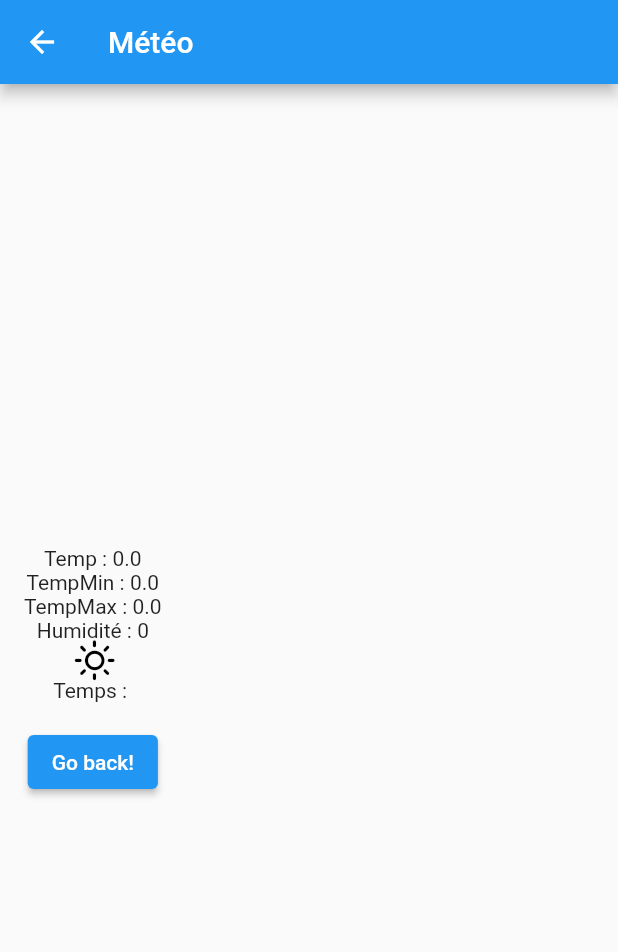
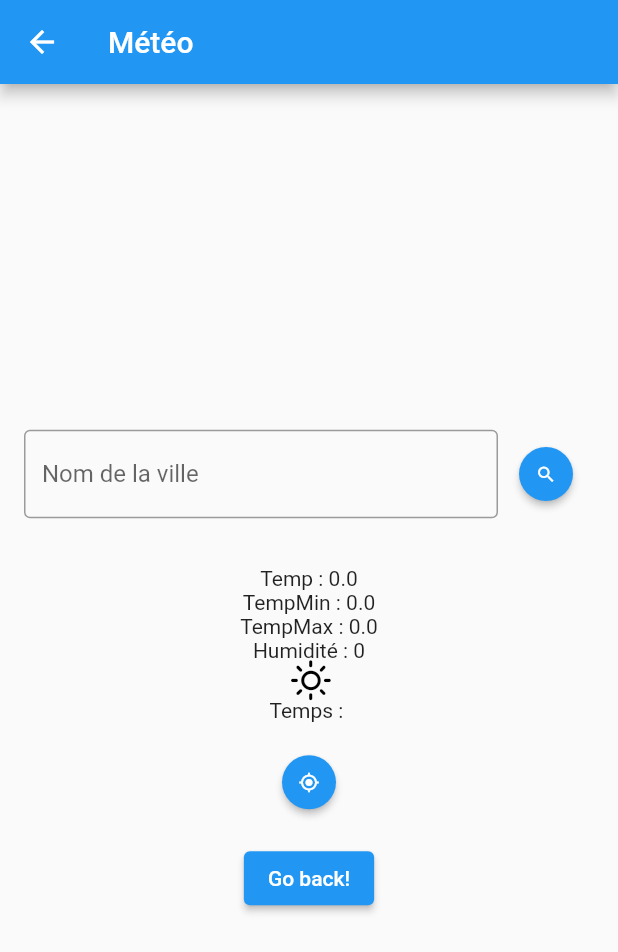
Before and after one commit to MaxBoocha/Mighty-Meteo-App, a Flutter app: the screen it shows after launch, after a tap on "Meteo Page", on a phone screen of 412 x 824 dp. Shown: the top 952 px of the screen. Run offline on Flutter 3.47's test engine with Material 2 defaults, Android fonts, the phone set to English and light mode, and no system bars; our stand-ins replace geolocator, get; network calls fail; statements that could not run were skipped.

Commit message:
météo card fini
Possibilité de faire une recherche météo avec le nom de la ville ou d'appuyer sur le bouton gps pour avoir la météo de sa ville

```diff
--- a/lib/controller/testmet.dart
+++ b/lib/controller/location_controller.dart
@@ -3,22 +3,21 @@ import 'package:get/get.dart';
 import 'package:http/http.dart' as http;
 import 'dart:convert';
 import 'package:mightymeteomap/utils/weather_icon_mapper.dart';
+import 'package:geolocator/geolocator.dart';
 
-class TestController extends GetxController {
+class LocationController extends GetxController {
   final RxDouble _temp = 0.0.obs;
   final RxDouble _tempMin = 0.0.obs;
   final RxDouble _tempMax = 0.0.obs;
   final RxInt _humi = 0.obs;
   final RxString _icon = "".obs;
   final RxString _weather = "".obs;
+  final RxDouble _latitude = 0.0.obs;
+  final RxDouble _longitude = 0.0.obs;
+  final RxString _name = "".obs;
+  final RxString _searchTown = "".obs;
   final String _apiUrl = "http://api.openweathermap.org";
   final String _apiKey = "04861993e066f5b8aaffe6988957c264";
-
-  @override
-  void onInit() {
-    getWeatherDataFromCity("Marseille");
-    super.onInit();
-  }
 
   changeTemp(value) => _temp.value = value - 273.15;
   changeTempMin(value) => _tempMin.value = value - 273.15;
@@ -26,44 +25,64 @@ class TestController extends GetxController {
   changeHumi(value) => _humi.value = value;
   changeIcon(value) => _icon.value = value;
   changeWeather(value) => _weather.value = value;
-  getTemp() => _temp.value;
-  getTempMin() => _tempMin.value;
-  getTempMax() => _tempMax.value;
+  changeLatitude(value) => _latitude.value = value;
+  changeLongitude(value) => _longitude.value = value;
+  changeName(value) => _name.value = value;
+  changeSearchTown(value) => _searchTown.value = value;
+  getTemp() => double.parse(_temp.value.toString()).toStringAsFixed(1);
+  getTempMin() => double.parse(_tempMin.value.toString()).toStringAsFixed(1);
+  getTempMax() => double.parse(_tempMax.value.toString()).toStringAsFixed(1);
   getHumi() => _humi.value;
   getIcon() => _icon.value;
   getWeather() => _weather.value;
+  getLatitude() => _latitude.value;
+  getLongitude() => _longitude.value;
+  getName() => _name.value;
+  getSearchTown() => _searchTown.value;
 
-  void getWeatherDataFromCity(String cityName) async {
+  @override
+  void onInit() async {
+    await _determinePosition();
+    await getWeatherDataFromLocation();
+    //getWeatherDataFromCity("Marseille");
+    super.onInit();
+  }
+
+  Future<void> getWeatherDataFromCity(String cityName) async {
     final url = '$_apiUrl/data/2.5/weather?q=$cityName&appid=$_apiKey';
+    print(url);
     final http.Response response = await http.get(Uri.parse(url));
     if (response.statusCode == 200) {
       Map<String, dynamic> res = jsonDecode(response.body);
+      print(res);
       changeTemp(res['main']['temp']);
       changeTempMin(res['main']['temp_min']);
       changeTempMax(res['main']['temp_max']);
       changeHumi(res['main']['humidity']);
       changeIcon(res['weather'][0]['icon']);
       changeWeather(res['weather'][0]['main']);
+      changeName(res['name']);
     } else {
       print('An error occured ${response.statusCode}');
       // error
     }
   }
 
-  void getWeatherDataFromLocation(
-      {double latitude = 0.0, double longitude = 0.0}) async {
+  Future<void> getWeatherDataFromLocation() async {
     final url =
-        '$_apiUrl/data/2.5/weather?lat=$latitude&lon=$longitude&appid=$_apiKey';
+        '$_apiUrl/data/2.5/weather?lat=$_latitude&lon=$_longitude&appid=$_apiKey';
     print('fetching $url');
     final http.Response response = await http.get(Uri.parse(url));
     if (response.statusCode == 200) {
       Map<String, dynamic> res = jsonDecode(response.body);
+      //print(res);
       changeTemp(res['main']['temp']);
       changeTempMin(res['main']['temp_min']);
       changeTempMax(res['main']['temp_max']);
       changeHumi(res['main']['humidity']);
       changeIcon(res['weather'][0]['icon']);
       changeWeather(res['weather'][0]['main']);
+      changeName(res['name']);
     } else {
       print('An error occured ${response.statusCode}');
       // error
@@ -79,13 +98,13 @@ class TestController extends GetxController {
       case '02d':
         return WeatherIcons.fewCloudsDay;
       case '02n':
-        return WeatherIcons.fewCloudsDay;
+        return WeatherIcons.fewCloudsNight;
       case '03d':
       case '04d':
         return WeatherIcons.cloudsDay;
       case '03n':
       case '04n':
-        return WeatherIcons.clearNight;
+        return WeatherIcons.cloudsNight;
       case '09d':
         return WeatherIcons.showerRainDay;
       case '09n':
@@ -110,4 +129,30 @@ class TestController extends GetxController {
         return WeatherIcons.clearDay;
     }
   }
+
+  Future<void> _determinePosition() async {
+    bool serviceEnabled;
+    LocationPermission permission;
+
+    serviceEnabled = await Geolocator.isLocationServiceEnabled();
+    if (!serviceEnabled) {
+      return Future.error('Location services are disabled.');
+    }
+
+    permission = await Geolocator.checkPermission();
+    if (permission == LocationPermission.denied) {
+      permission = await Geolocator.requestPermission();
+      if (permission == LocationPermission.denied) {
+        return Future.error('Location permissions are denied');
+      }
+    }
+
+    if (permission == LocationPermission.deniedForever) {
+      return Future.error(
+          'Location permissions are permanently denied, we cannot request permissions.');
+    }
+    Position position = await Geolocator.getCurrentPosition();
+    changeLatitude(position.latitude.toDouble());
+    changeLongitude(position.longitude.toDouble());
+  }
 }
--- a/lib/screens/meteo/location.dart
+++ b/lib/screens/meteo/location.dart
@@ -1,16 +1,72 @@
 import 'package:get/get.dart';
 import 'package:flutter/material.dart';
-import 'package:mightymeteomap/controller/adresse.dart';
+import 'package:mightymeteomap/controller/location_controller.dart';
+import 'package:mightymeteomap/utils/card.dart';
+
+class MyCustomForm extends StatelessWidget {
+  MyCustomForm({Key? key}) : super(key: key);
+
+  final LocationController c = Get.find();
+  final String townName = "";
+
+  @override
+  Widget build(BuildContext context) {
+    return Column(
+      crossAxisAlignment: CrossAxisAlignment.start,
+      children: <Widget>[
+        Row(
+          textDirection: TextDirection.rtl,
+          children: <Widget>[
+            ElevatedButton(
+              child: const Icon(Icons.search, size: 14),
+              onPressed: () {
+                c.getWeatherDataFromCity(c.getSearchTown());
+              },
+              style: ElevatedButton.styleFrom(
+                shape: const CircleBorder(),
+              ),
+            ),
+            Expanded(
+              child: TextField(
+                onChanged: (newText) {
+                  c.changeSearchTown(newText);
+                },
+                decoration: const InputDecoration(
+                  border: OutlineInputBorder(),
+                  hintText: 'Nom de la ville',
+                ),
+              ),
+            ),
+          ],
+        ),
+      ],
+    );
+  }
+}
 
 class Location extends StatelessWidget {
   Location({Key? key}) : super(key: key);
 
-  final AdresseController c = Get.put(AdresseController());
+  final LocationController c = Get.put(LocationController());
 
   @override
   Widget build(BuildContext context) {
     return Padding(
         padding: const EdgeInsets.all(16.0),
-        child: Obx(() => Text("${c.get()}")));
+        child: Column(
+            mainAxisAlignment: MainAxisAlignment.center,
+            children: <Widget>[
+              MyCustomForm(),
+              MyCard(),
+              ElevatedButton(
+                child: const Icon(Icons.gps_fixed, size: 14),
+                onPressed: () {
+                  c.getWeatherDataFromLocation();
+                },
+                style: ElevatedButton.styleFrom(
+                  shape: const CircleBorder(),
+                ),
+              ),
+            ]));
   }
 }
--- a/lib/screens/meteo/meteo.dart
+++ b/lib/screens/meteo/meteo.dart
@@ -1,7 +1,6 @@
 import 'package:flutter/material.dart';
 import 'package:get/get.dart';
 import 'package:mightymeteomap/screens/meteo/location.dart';
-import 'package:mightymeteomap/screens/meteo/test.dart';
 
 class Meteo extends StatelessWidget {
   const Meteo({Key? key}) : super(key: key);
@@ -15,7 +14,7 @@ class Meteo extends StatelessWidget {
       body: Column(
         mainAxisAlignment: MainAxisAlignment.center,
         children: <Widget>[
-          Test(),
+          Location(),
           ElevatedButton(
             onPressed: () {
               Get.back();
--- a/lib/screens/meteo/test.dart
+++ b/lib/utils/card.dart
@@ -1,11 +1,10 @@
 import 'package:get/get.dart';
 import 'package:flutter/material.dart';
-import 'package:mightymeteomap/controller/testmet.dart';
+import 'package:mightymeteomap/controller/location_controller.dart';
 
-class Test extends StatelessWidget {
-  Test({Key? key}) : super(key: key);
-
-  final TestController c = Get.put(TestController());
+class MyCard extends StatelessWidget {
+  MyCard({Key? key}) : super(key: key);
+  final LocationController c = Get.find();
 
   @override
   Widget build(BuildContext context) {
@@ -14,6 +13,7 @@ class Test extends StatelessWidget {
         child: Column(
             mainAxisAlignment: MainAxisAlignment.center,
             children: <Widget>[
+              Obx(() => Text("${c.getName()}")),
               Obx(() => Text("Temp : ${c.getTemp()}")),
               Obx(() => Text("TempMin : ${c.getTempMin()}")),
               Obx(() => Text("TempMax : ${c.getTempMax()}")),
```
